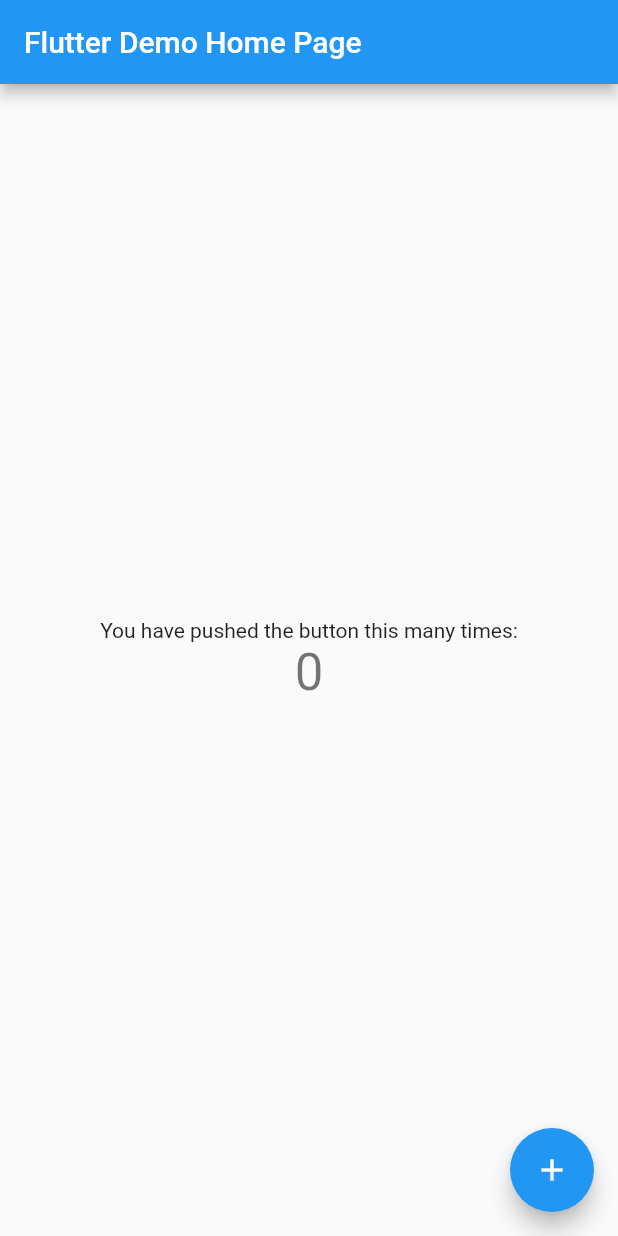
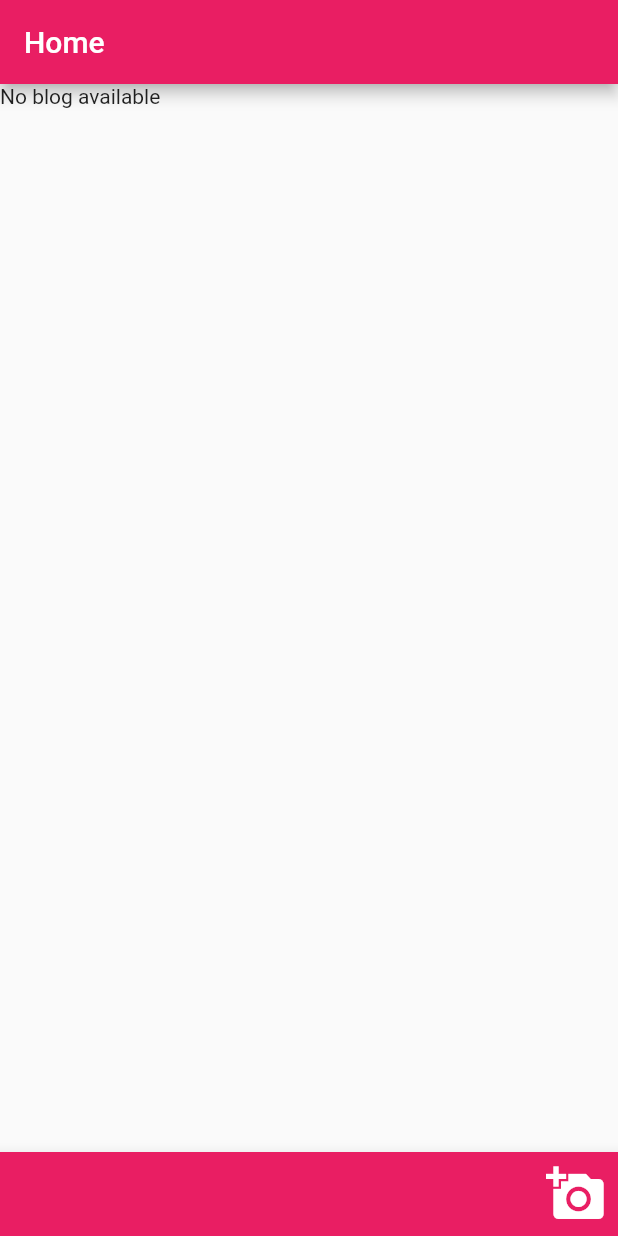
Before and after one commit to prodriguezr/proyecto_blog, a Flutter app: the screen it shows after launch, on a phone screen of 412 x 824 dp. Run offline on Flutter 3.47's test engine with Material 2 defaults, Android fonts, the phone set to English and light mode, and no system bars; our stand-ins replace firebase_database, firebase_storage, image_picker; accounts and stored records are empty.

Commit message:
Blog App Finished

```diff
--- /dev/null
+++ b/lib/blog_app.dart
@@ -0,0 +1,16 @@
+import 'package:flutter/material.dart';
+import 'package:proyectoblog/home_page.dart';
+
+class BlogApp extends StatelessWidget {
+  @override
+  Widget build(BuildContext context) {
+    return MaterialApp(
+      title: "Blog App",
+      theme: ThemeData(
+        primarySwatch: Colors.pink,
+      ),
+      debugShowCheckedModeBanner: false,
+      home: HomePage(color: Colors.pink,),
+    );
+  }
+}
--- /dev/null
+++ b/lib/home_page.dart
@@ -0,0 +1,135 @@
+import 'package:firebase_database/firebase_database.dart';
+import 'package:flutter/cupertino.dart';
+import 'package:flutter/material.dart';
+import 'package:intl/intl.dart';
+import 'package:proyectoblog/photo_upload.dart';
+import 'package:proyectoblog/models/post.dart';
+
+class HomePage extends StatefulWidget {
+  final Color color;
+
+  HomePage({this.color});
+
+  @override
+  _HomePageState createState() => _HomePageState();
+}
+
+class _HomePageState extends State<HomePage> {
+  List<Post> postList = [];
+
+  @override
+  void initState() {
+    super.initState();
+
+    DatabaseReference postsRef =
+        FirebaseDatabase.instance.reference().child("Posts");
+
+    postsRef.once().then((DataSnapshot dataSnapshot) {
+      var keys = dataSnapshot.value.keys;
+      var data = dataSnapshot.value;
+
+      postList.clear();
+
+      for (var key in keys) {
+        Post post = Post(
+          description: data[key]['description'],
+          time: DateTime.parse(data[key]['time']),
+          imageUrl: data[key]['imageUrl'] ?? "",
+        );
+
+        postList.add(post);
+      }
+
+      setState(() {
+        print("Post list length: ${postList.length.toString()}");
+      });
+    });
+  }
+
+  @override
+  Widget build(BuildContext context) {
+    return Scaffold(
+      appBar: AppBar(
+        title: Text("Home"),
+      ),
+      body: Container(
+        child: postList.length == 0
+            ? Text("No blog available")
+            : ListView.builder(
+                itemCount: postList.length,
+                itemBuilder: (_, index) {
+                  return PostsUI(postList[index]);
+                },
+              ),
+      ),
+      bottomNavigationBar: BottomAppBar(
+        color: widget.color,
+        child: Container(
+          child: Row(
+            mainAxisAlignment: MainAxisAlignment.end,
+            mainAxisSize: MainAxisSize.max,
+            children: <Widget>[
+              IconButton(
+                icon: Icon(Icons.add_a_photo),
+                iconSize: 40,
+                color: Colors.white,
+                onPressed: () {
+                  Navigator.push(context, MaterialPageRoute(builder: (context) {
+                    return PhotoUpload();
+                  }));
+                },
+              ),
+            ],
+          ),
+        ),
+      ),
+    );
+  }
+
+  Widget PostsUI(Post post) {
+    var formatDate = DateFormat("MMM d, yyyy");
+    var formatTime = DateFormat("EEEE, hh:mm aaa");
+
+    String _date = formatDate.format(post.time);
+    String _time = formatTime.format(post.time);
+
+    return Card(
+      elevation: 10,
+      margin: EdgeInsets.all(14),
+      child: Container(
+        padding: EdgeInsets.all(14),
+        child: Column(
+          crossAxisAlignment: CrossAxisAlignment.start,
+          children: <Widget>[
+            Row(
+              mainAxisAlignment: MainAxisAlignment.spaceBetween,
+              children: <Widget>[
+                Text(
+                  _date,
+                  style: Theme.of(context).textTheme.subtitle,
+                  textAlign: TextAlign.center,
+                ),
+                Text(_time),
+              ],
+            ),
+            SizedBox(
+              height: 10,
+            ),
+            Image.network(
+              post.imageUrl,
+              fit: BoxFit.cover,
+            ),
+            SizedBox(
+              height: 10,
+            ),
+            Text(
+              post.description,
+              style: Theme.of(context).textTheme.subhead,
+              textAlign: TextAlign.center,
+            ),
+          ],
+        ),
+      ),
+    );
+  }
+}
--- a/lib/main.dart
+++ b/lib/main.dart
@@ -1,65 +1,4 @@
 import 'package:flutter/material.dart';
+import 'package:proyectoblog/blog_app.dart';
 
-void main() => runApp(MyApp());
-
-class MyApp extends StatelessWidget {
-  // This widget is the root of your application.
-  @override
-  Widget build(BuildContext context) {
-    return MaterialApp(
-      title: 'Flutter Demo',
-      theme: ThemeData(
-        primarySwatch: Colors.blue,
-      ),
-      home: MyHomePage(title: 'Flutter Demo Home Page'),
-      debugShowCheckedModeBanner: false,
-    );
-  }
-}
-
-class MyHomePage extends StatefulWidget {
-  final String title;
-
-  MyHomePage({Key key, this.title}) : super(key: key);
-
-  @override
-  _MyHomePageState createState() => _MyHomePageState();
-}
-
-class _MyHomePageState extends State<MyHomePage> {
-  int _counter = 0;
-
-  void _incrementCounter() {
-    setState(() {
-      _counter++;
-    });
-  }
-
-  @override
-  Widget build(BuildContext context) {
-    return Scaffold(
-      appBar: AppBar(
-        title: Text(widget.title),
-      ),
-      body: Center(
-        child: Column(
-          mainAxisAlignment: MainAxisAlignment.center,
-          children: <Widget>[
-            Text(
-              'You have pushed the button this many times:',
-            ),
-            Text(
-              '$_counter',
-              style: Theme.of(context).textTheme.display1,
-            ),
-          ],
-        ),
-      ),
-      floatingActionButton: FloatingActionButton(
-        onPressed: _incrementCounter,
-        tooltip: 'Increment',
-        child: Icon(Icons.add),
-      ), // This trailing comma makes auto-formatting nicer for build methods.
-    );
-  }
-}
+void main() => runApp(BlogApp());
--- /dev/null
+++ b/lib/models/post.dart
@@ -0,0 +1,7 @@
+class Post {
+  final String description;
+  final String imageUrl;
+  final DateTime time;
+
+  Post({this.description, this.imageUrl, this.time});
+}
--- a/pubspec.yaml
+++ b/pubspec.yaml
@@ -12,6 +12,8 @@ dependencies:
   cupertino_icons: ^0.1.2
   firebase_database: ^3.1.5
   firebase_storage: ^3.1.5
+  intl: ^0.16.1
+  image_picker: ^0.6.5+3
 
 dev_dependencies:
   flutter_test:
```
Also changed, not shown: lib/photo_upload.dart (added, +132 -0 lines), pubspec.lock, 1 other file.
